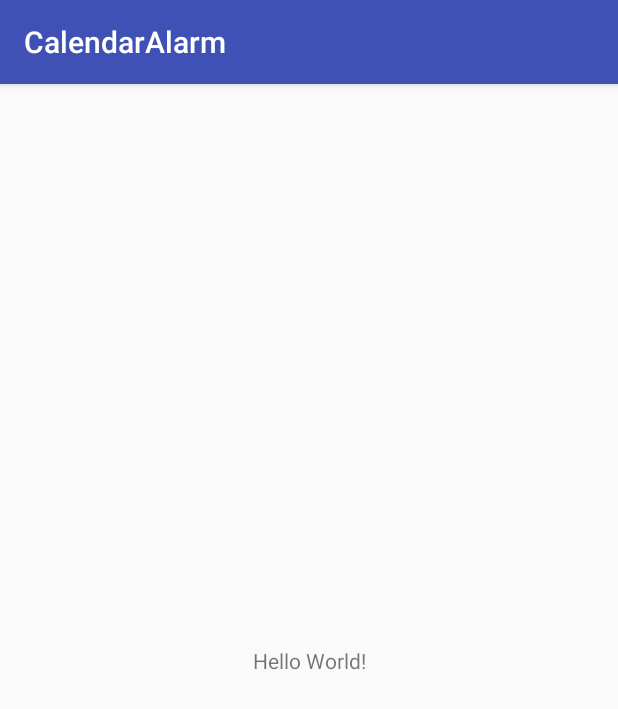
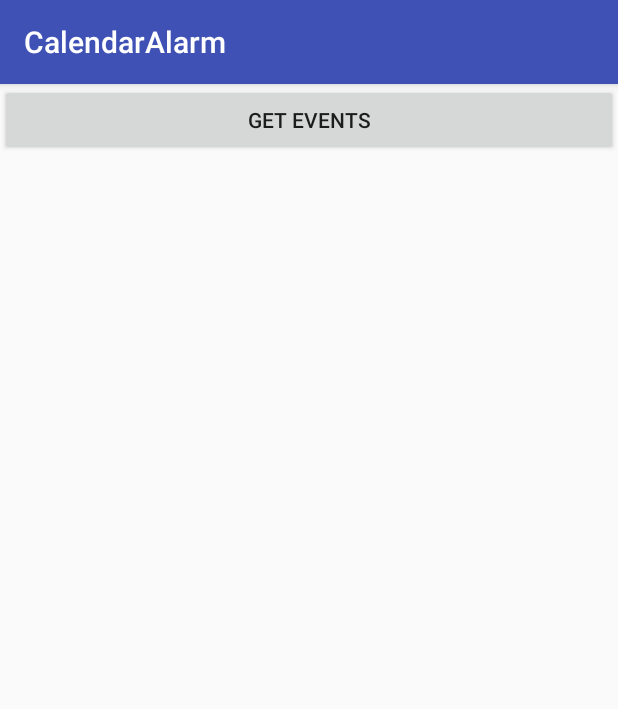
Before and after one commit to Evgastap/CalAlarm, an Android app: the screen it shows after launch (MainActivity), on a phone screen of 412 x 824 dp. Shown: the top 709 px of the screen. Run offline under Robolectric (Android 15) with nearby library versions, the phone set to English and light mode, and no system bars; libraries missing offline, so code that uses them is left out: com.google.api.client, com.google.api.services, pub.devrel.easypermissions.

```diff
--- a/app/src/main/AndroidManifest.xml
+++ b/app/src/main/AndroidManifest.xml
@@ -16,6 +16,7 @@
                 <category android:name="android.intent.category.LAUNCHER" />
             </intent-filter>
         </activity>
+        <activity android:name="com.example.evgastap.calendaralam.SetAlarm"></activity>
     </application>
 
 </manifest>
--- a/app/src/main/java/com/example/evgastap/calendaralarm/MainActivity.java
+++ b/app/src/main/java/com/example/evgastap/calendaralarm/MainActivity.java
@@ -1,7 +1,57 @@
 package com.example.evgastap.calendaralarm;
 
+import android.os.Bundle;
 import android.support.v7.app.AppCompatActivity;
+import android.view.View;
+import com.google.android.gms.common.ConnectionResult;
+import com.google.android.gms.common.GoogleApiAvailability;
+import com.google.api.client.extensions.android.http.AndroidHttp;
+import com.google.api.client.googleapis.extensions.android.gms.auth.GoogleAccountCredential;
+import com.google.api.client.googleapis.extensions.android.gms.auth.GooglePlayServicesAvailabilityIOException;
+import com.google.api.client.googleapis.extensions.android.gms.auth.UserRecoverableAuthIOException;
+
+import com.google.api.client.http.HttpTransport;
+import com.google.api.client.json.JsonFactory;
+import com.google.api.client.json.jackson2.JacksonFactory;
+import com.google.api.client.util.ExponentialBackOff;
+
+import com.google.api.services.calendar.CalendarScopes;
+import com.google.api.client.util.DateTime;
+
+import com.google.api.services.calendar.model.*;
+
+import android.Manifest;
+import android.accounts.AccountManager;
+import android.app.Activity;
+import android.app.Dialog;
+import android.app.ProgressDialog;
+import android.content.Context;
+import android.content.Intent;
+import android.content.SharedPreferences;
+import android.net.ConnectivityManager;
+import android.net.NetworkInfo;
+import android.os.AsyncTask;
 import android.os.Bundle;
+import android.support.annotation.NonNull;
+import android.text.TextUtils;
+import android.text.method.ScrollingMovementMethod;
+import android.view.View;
+import android.view.ViewGroup;
+import android.widget.Button;
+import android.widget.LinearLayout;
+import android.widget.TextView;
+
+import java.io.IOException;
+import java.util.ArrayList;
+import java.util.Arrays;
+import java.util.List;
+
+import pub.devrel.easypermissions.AfterPermissionGranted;
+import pub.devrel.easypermissions.EasyPermissions;
+import android.widget.Button;
+
+import static android.R.attr.button;
+
 
 public class MainActivity extends AppCompatActivity {
 
@@ -9,9 +59,27 @@ public class MainActivity extends AppCompatActivity {
     protected void onCreate(Bundle savedInstanceState) {
         super.onCreate(savedInstanceState);
         setContentView(R.layout.activity_main);
-        //if you synced with git you should see this asdf
+        //if you synced with git you should see this
         //second comment for testing
         //another change!!!
 
+
+
+        final Button buttonGetEvents = (Button) findViewById(R.id.button_GetEvents);
+        buttonGetEvents.setOnClickListener(new View.OnClickListener() {
+
+            @Override
+            public void onClick(View v) {
+
+            }
+        });
+
+    }
+
+    protected void getCalendarInfo() {
+        //Initialize Calendar service with valid OAuth credentials
+        Calendar service = new Calendar.Builder(httpTransport, jsonFactory, credentials)
+                .setApplicationName("applicationName").build();
+
     }
 }
--- a/app/src/main/res/layout/activity_main.xml
+++ b/app/src/main/res/layout/activity_main.xml
@@ -1,18 +1,11 @@
 <?xml version="1.0" encoding="utf-8"?>
-<android.support.constraint.ConstraintLayout xmlns:android="http://schemas.android.com/apk/res/android"
-    xmlns:app="http://schemas.android.com/apk/res-auto"
-    xmlns:tools="http://schemas.android.com/tools"
-    android:layout_width="match_parent"
-    android:layout_height="match_parent"
-    tools:context="com.example.evgastap.calendaralarm.MainActivity">
+<LinearLayout xmlns:android="http://schemas.android.com/apk/res/android"
+    android:orientation="vertical" android:layout_width="match_parent"
+    android:layout_height="match_parent">
 
-    <TextView
-        android:layout_width="wrap_content"
+    <Button
+        android:id="@+id/button_GetEvents"
+        android:layout_width="match_parent"
         android:layout_height="wrap_content"
-        android:text="Hello World!"
-        app:layout_constraintBottom_toBottomOf="parent"
-        app:layout_constraintLeft_toLeftOf="parent"
-        app:layout_constraintRight_toRightOf="parent"
-        app:layout_constraintTop_toTopOf="parent" />
-
-</android.support.constraint.ConstraintLayout>
+        android:text="Get Events" />
+</LinearLayout>
```
Also changed, not shown: app/build.gradle (+19 -12 lines), app/src/main/java/com/example/evgastap/calendaralam/SetAlarm.java (added, +14 -0 lines), app/src/main/res/layout/activity_set_alarm.xml (added, +9 -0 lines).
